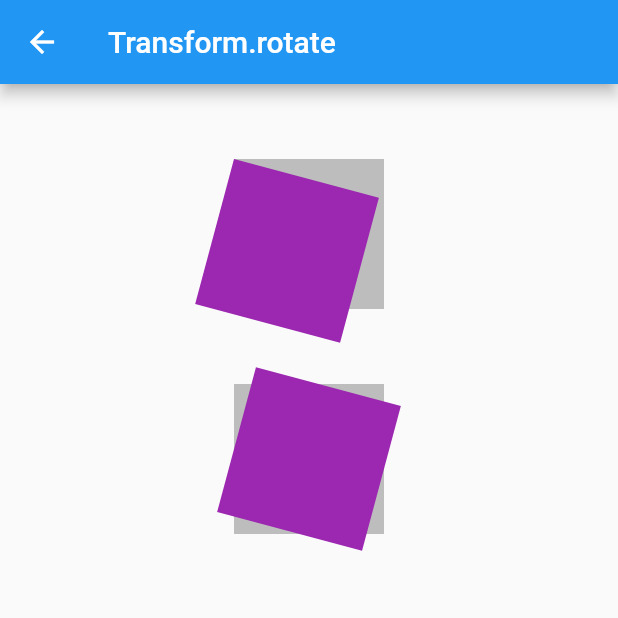
After one commit to abidroid/implicit_animation_demos_rw, a Flutter app: the screen it shows after launch, after a tap on "Transform.rotate", on a phone screen of 412 x 824 dp, the top half of it. The commit adds this screen. Run offline on Flutter 3.47's test engine with Material 2 defaults, Android fonts, the phone set to English and light mode, and no system bars.

Commit message:
initial commit

```diff
--- a/lib/screens/landing_screen.dart
+++ b/lib/screens/landing_screen.dart
@@ -2,6 +2,9 @@ import 'package:flutter/material.dart';
 import 'package:implicit_animation_demos_rw/screens/animated_car_screen.dart';
 import 'package:implicit_animation_demos_rw/screens/animated_container_screen.dart';
 import 'package:implicit_animation_demos_rw/screens/animated_positioned_screen.dart';
+import 'package:implicit_animation_demos_rw/screens/pulling_door_screen.dart';
+import 'package:implicit_animation_demos_rw/screens/pushing_door_screen.dart';
+import 'package:implicit_animation_demos_rw/screens/transform_rotate_screen.dart';
 
 class LandingScreen extends StatefulWidget {
   const LandingScreen({Key? key}) : super(key: key);
@@ -53,6 +56,39 @@ class _LandingScreenState extends State<LandingScreen> {
 
             },
           ),
+
+          ListTile(
+            title: const Text('Transform.rotate'),
+            subtitle: const Text('Understanding Transform.rotate from a medium post'),
+            onTap: (){
+              Navigator.of(context).push(MaterialPageRoute(builder: (context){
+                return const TransformRotateScreen();
+              }));
+
+            },
+          ),
+
+          ListTile(
+            title: const Text('Transform.rotate'),
+            subtitle: const Text('Pulling Door'),
+            onTap: (){
+              Navigator.of(context).push(MaterialPageRoute(builder: (context){
+                return const PullingDoorScreen();
+              }));
+
+            },
+          ),
+
+          ListTile(
+            title: const Text('Transform.rotate'),
+            subtitle: const Text('Pushing door'),
+            onTap: (){
+              Navigator.of(context).push(MaterialPageRoute(builder: (context){
+                return const PushingDoorScreen();
+              }));
+
+            },
+          ),
         ],
       ),
     );
--- /dev/null
+++ b/lib/screens/transform_rotate_screen.dart
@@ -0,0 +1,62 @@
+import 'dart:math';
+
+import 'package:flutter/material.dart';
+
+class TransformRotateScreen extends StatelessWidget {
+  const TransformRotateScreen({Key? key}) : super(key: key);
+
+  @override
+  Widget build(BuildContext context) {
+    return Scaffold(
+      appBar: AppBar(
+        title: const Text('Transform.rotate'),
+      ),
+      body: SizedBox(
+        width: MediaQuery.of(context).size.width,
+        height: MediaQuery.of(context).size.height,
+        child: Column(
+          children: [
+            const SizedBox(
+              height: 50,
+            ),
+            Container(
+              color: Colors.grey[400],
+              width: 100,
+              height: 100,
+              child: Transform(
+                // converting degrees into radians
+
+                transform: Matrix4.rotationZ(15 * pi / 180),
+                // it is also default origin
+                alignment: Alignment.topLeft,
+                //origin: const Offset(100, 100),
+                child: Container(
+                  color: Colors.purple,
+                  width: 100,
+                  height: 100,
+                ),
+              ),
+            ),
+            const SizedBox(
+              height: 50,
+            ),
+            Container(
+              color: Colors.grey[400],
+              width: 100,
+              height: 100,
+              child: Transform.rotate(
+                angle: 15 * pi / 180,
+                alignment: Alignment.center, // center by default
+                child: Container(
+                  color: Colors.purple,
+                  width: 100,
+                  height: 100,
+                ),
+              ),
+            )
+          ],
+        ),
+      ),
+    );
+  }
+}
```
Also changed, not shown: lib/screens/pulling_door_screen.dart (added, +44 -0 lines), lib/screens/pushing_door_screen.dart (added, +42 -0 lines).
